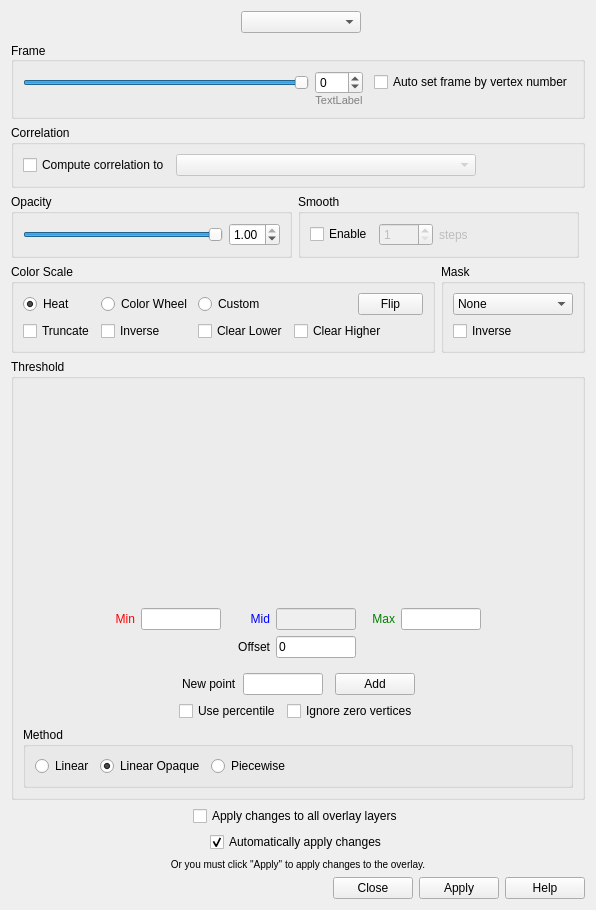
Qt form freeview/WindowConfigureOverlay.ui (freesurfer/freesurfer) before a commit.
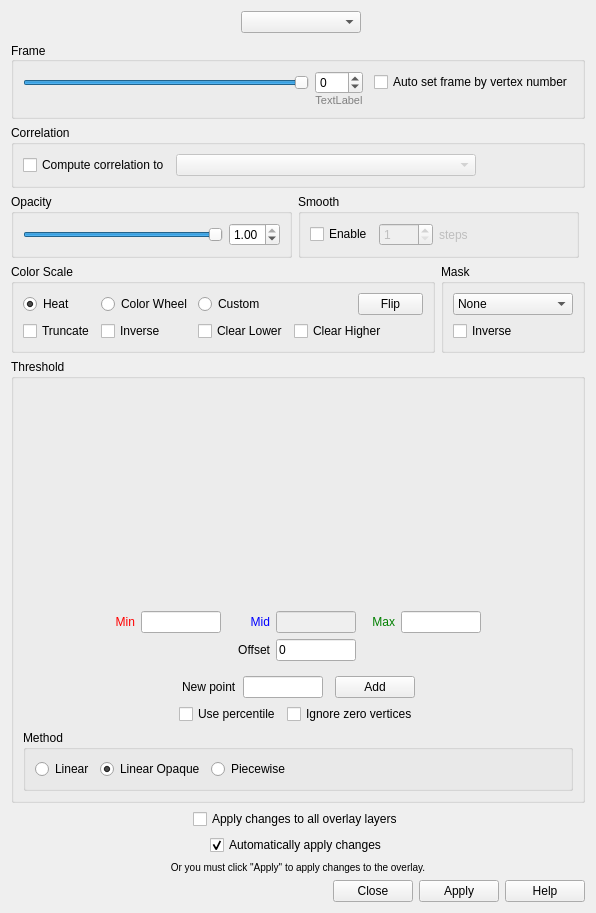
The same form after that commit. Custom widgets are drawn as their Qt base class.

Patch:
```diff
--- a/freeview/WindowConfigureOverlay.ui
+++ b/freeview/WindowConfigureOverlay.ui
@@ -7,7 +7,7 @@
     <x>0</x>
     <y>0</y>
     <width>596</width>
-    <height>910</height>
+    <height>913</height>
    </rect>
   </property>
   <property name="windowTitle">
```
Left out of the diff: 8 changed lines with no effect on the pictures.
